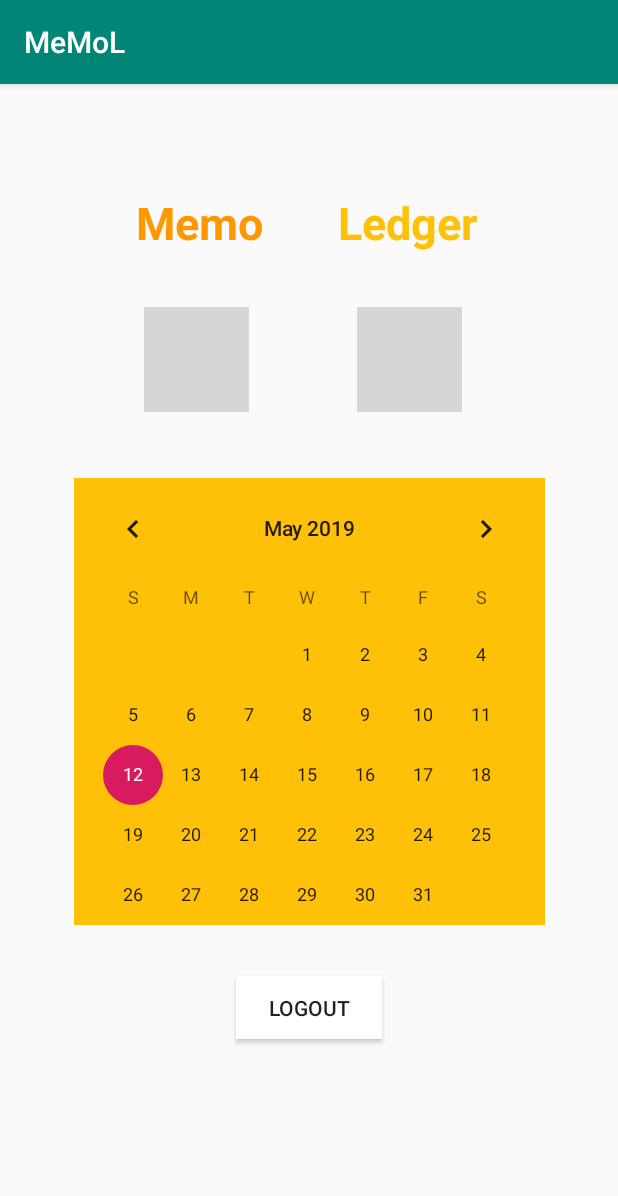
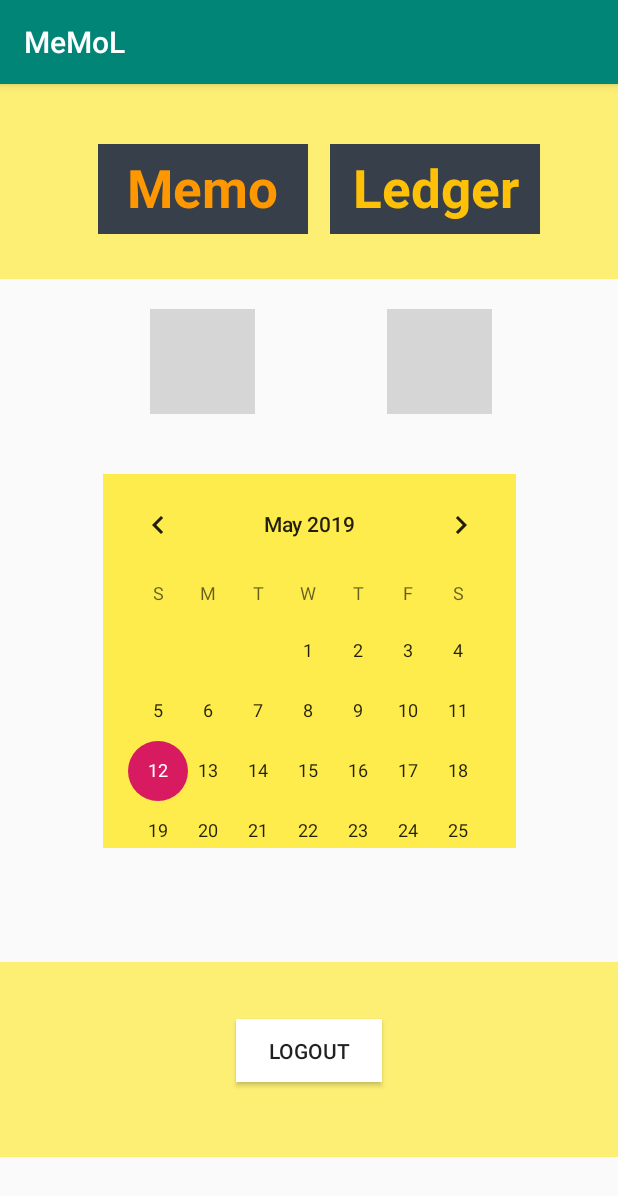
Before and after one commit to PittayutSothanakul/MemoL, an Android app: the screen it shows after launch once a user with an empty profile is signed in (HomeActivity), on a phone screen of 412 x 824 dp. Shown: the top 1196 px of the screen. Run offline under Robolectric (Android 15) with nearby library versions, the phone set to English and light mode, and no system bars; our stand-ins replace Firebase (no records; nobody signed in at launch, a user with empty details on screens opened directly); grey boxes are pictures that could not be loaded.

Commit message:
decorate page

```diff
--- a/app/src/main/java/com/example/memol/LedgerActivity.java
+++ b/app/src/main/java/com/example/memol/LedgerActivity.java
@@ -44,7 +44,7 @@ public class LedgerActivity extends AppCompatActivity {
         firebaseDatabase = FirebaseDatabase.getInstance();
         myRef = FirebaseDatabase.getInstance().getReference().child("User_Ledger");
 
-        totalpriceText = (TextView) findViewById(R.id.totalpriceText);
+        totalpriceText = (TextView) findViewById(R.id.totalPriceText);
         recyclerView = (RecyclerView) findViewById(R.id.recyclerView);
 
         myRef.addValueEventListener(new ValueEventListener() {
--- a/app/src/main/res/layout/activity_home.xml
+++ b/app/src/main/res/layout/activity_home.xml
@@ -6,18 +6,65 @@
     android:layout_height="match_parent"
     android:onClick="onClickToLedger">
 
+    <TextView
+        android:id="@+id/bgText"
+        android:layout_width="420dp"
+        android:layout_height="130dp"
+        android:background="#B2FFEB3B"
+        app:layout_constraintEnd_toEndOf="parent"
+        app:layout_constraintStart_toStartOf="parent"
+        app:layout_constraintTop_toTopOf="parent" />
+
+    <TextView
+        android:id="@+id/bgText2"
+        android:layout_width="420dp"
+        android:layout_height="130dp"
+        android:layout_marginTop="532dp"
+        android:background="#B2FFEB3B"
+        app:layout_constraintBottom_toBottomOf="parent"
+        app:layout_constraintEnd_toEndOf="parent"
+        app:layout_constraintHorizontal_bias="0.0"
+        app:layout_constraintStart_toStartOf="parent"
+        app:layout_constraintTop_toTopOf="parent" />
+
+    <TextView
+        android:id="@+id/bgButton"
+        android:layout_width="140dp"
+        android:layout_height="60dp"
+        android:layout_marginStart="220dp"
+
+        android:layout_marginTop="40dp"
+        android:background="#2B311D"
+        android:backgroundTint="#363F4A"
+        android:textColor="#2196F3"
+        app:layout_constraintStart_toStartOf="parent"
+        app:layout_constraintTop_toTopOf="parent" />
+
+    <TextView
+        android:id="@+id/bgButton2"
+        android:layout_width="140dp"
+        android:layout_height="60dp"
+        android:layout_marginStart="65dp"
+
+        android:layout_marginTop="40dp"
+        android:background="#2B311D"
+        android:backgroundTint="#363F4A"
+        android:textColor="#2196F3"
+        app:layout_constraintStart_toStartOf="parent"
+        app:layout_constraintTop_toTopOf="parent" />
+
     <ImageButton
         android:id="@+id/addLedger"
         android:layout_width="70dp"
         android:layout_height="70dp"
-        android:layout_marginTop="36dp"
-        android:layout_marginEnd="104dp"
+        android:layout_marginTop="20dp"
+        android:layout_marginEnd="84dp"
         android:adjustViewBounds="true"
         android:background="@null"
         android:onClick="onClickedaddLedger"
         android:scaleType="centerInside"
         app:layout_constraintEnd_toEndOf="parent"
-        app:layout_constraintTop_toBottomOf="@+id/txt_Ledger"
+        app:layout_constraintTop_toBottomOf="@+id/bgText"
         app:srcCompat="@drawable/addbutton" />
 
     <Button
@@ -25,23 +72,24 @@
         android:layout_width="97dp"
         android:layout_height="42dp"
         android:layout_marginStart="8dp"
-        android:layout_marginTop="376dp"
         android:layout_marginEnd="8dp"
+        android:layout_marginBottom="50dp"
         android:background="#FFF"
         android:onClick="onLogoutButtonClicked"
         android:text="Logout"
+        app:layout_constraintBottom_toBottomOf="@+id/bgText2"
         app:layout_constraintEnd_toEndOf="parent"
-        app:layout_constraintStart_toStartOf="parent"
-        app:layout_constraintTop_toBottomOf="@+id/addMemo" />
+        app:layout_constraintStart_toStartOf="parent" />
 
     <TextView
         android:id="@+id/name_account"
         android:layout_width="wrap_content"
         android:layout_height="wrap_content"
         android:layout_marginStart="8dp"
-        android:layout_marginTop="20dp"
+        android:layout_marginTop="15dp"
         android:text="TextView"
         android:textSize="10sp"
+        android:textStyle="bold"
         app:layout_constraintStart_toStartOf="parent"
         app:layout_constraintTop_toTopOf="parent" />
 
@@ -50,13 +98,13 @@
         android:layout_width="wrap_content"
         android:layout_height="wrap_content"
         android:layout_marginStart="75dp"
-        android:layout_marginTop="72dp"
+        android:layout_marginTop="45dp"
         android:layout_marginEnd="212dp"
         android:onClick="onClickToMemo"
         android:text="Memo"
         android:textAlignment="center"
         android:textColor="#FF9800"
-        android:textSize="30sp"
+        android:textSize="35dp"
         android:textStyle="bold"
         app:layout_constraintEnd_toEndOf="parent"
         app:layout_constraintHorizontal_bias="0.39"
@@ -68,11 +116,11 @@
         android:layout_width="wrap_content"
         android:layout_height="wrap_content"
         android:layout_marginStart="50dp"
-        android:layout_marginTop="72dp"
-        android:layout_marginEnd="75dp"
+        android:layout_marginTop="45dp"
+        android:layout_marginEnd="8dp"
         android:text="Ledger"
         android:textColor="#FFC107"
-        android:textSize="30sp"
+        android:textSize="35sp"
         android:textStyle="bold"
         app:layout_constraintEnd_toEndOf="parent"
         app:layout_constraintHorizontal_bias="0.0"
@@ -83,26 +131,25 @@
         android:id="@+id/addMemo"
         android:layout_width="70dp"
         android:layout_height="70dp"
-        android:layout_marginStart="96dp"
-        android:layout_marginTop="36dp"
+        android:layout_marginStart="100dp"
+        android:layout_marginTop="20dp"
         android:adjustViewBounds="true"
         android:background="@null"
         android:onClick="onClickedaddMemo"
         android:scaleType="centerInside"
         app:layout_constraintStart_toStartOf="parent"
-        app:layout_constraintTop_toBottomOf="@+id/txt_Memo"
+        app:layout_constraintTop_toBottomOf="@+id/bgText"
         app:srcCompat="@drawable/addbutton" />
 
     <CalendarView
         android:id="@+id/calendarView"
-        android:layout_width="314dp"
-        android:layout_height="298dp"
+        android:layout_width="275dp"
+        android:layout_height="249dp"
         android:layout_marginStart="8dp"
-        android:layout_marginTop="44dp"
+        android:layout_marginTop="40dp"
         android:layout_marginEnd="8dp"
-        android:background="#FFC107"
+        android:background="#B2FFEB3B"
         app:layout_constraintEnd_toEndOf="parent"
-        app:layout_constraintHorizontal_bias="0.506"
         app:layout_constraintStart_toStartOf="parent"
         app:layout_constraintTop_toBottomOf="@+id/addMemo" />
 
```
Also changed, not shown: app/src/main/res/layout/activity_ledger.xml (+27 -17 lines), app/src/main/res/layout/activity_memo.xml (+16 -8 lines), app/src/main/res/layout/activity_viewsingleledger.xml (+4 -4 lines), app/src/main/res/layout/activity_viewsinglememo.xml (+4 -4 lines).
